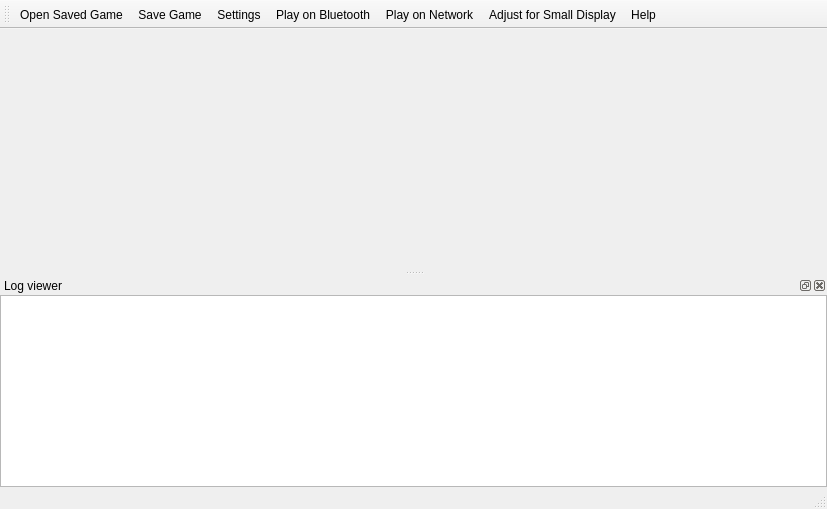
Old version of the form qt/qtgo/freego/MainWindow.ui in the repository alecs1/home.
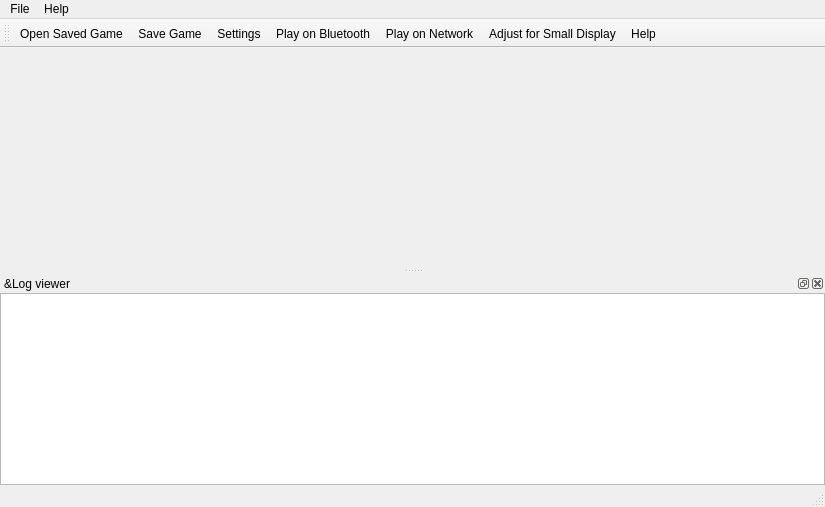
New version of the form. Icons and pictures are not drawn.

What changed in the file:
```diff
--- a/qt/qtgo/freego/MainWindow.ui
+++ b/qt/qtgo/freego/MainWindow.ui
@@ -6,8 +6,8 @@
    <rect>
     <x>0</x>
     <y>0</y>
-    <width>827</width>
-    <height>509</height>
+    <width>825</width>
+    <height>507</height>
    </rect>
   </property>
   <property name="sizePolicy">
@@ -69,10 +69,28 @@
     <rect>
      <x>0</x>
      <y>0</y>
-     <width>827</width>
-     <height>22</height>
+     <width>825</width>
+     <height>24</height>
     </rect>
    </property>
+   <widget class="QMenu" name="menuFile">
+    <property name="title">
+     <string>File</string>
+    </property>
+    <addaction name="actionSave_Game"/>
+    <addaction name="actionOpen_Saved_Game"/>
+   </widget>
+   <widget class="QMenu" name="menuHelp">
+    <property name="title">
+     <string>Help</string>
+    </property>
+    <addaction name="actionHelp"/>
+    <addaction name="actionAbout"/>
+    <addaction name="actionDebug_BT"/>
+    <addaction name="actionShow_Log_Viewer"/>
+   </widget>
+   <addaction name="menuFile"/>
+   <addaction name="menuHelp"/>
   </widget>
   <widget class="QToolBar" name="mainToolBar">
    <property name="iconSize">
@@ -101,7 +119,7 @@
   <widget class="QStatusBar" name="statusBar"/>
   <widget class="QDockWidget" name="dockWidget">
    <property name="windowTitle">
-    <string>Log viewer</string>
+    <string>&amp;Log viewer</string>
    </property>
    <attribute name="dockWidgetArea">
     <number>8</number>
```
